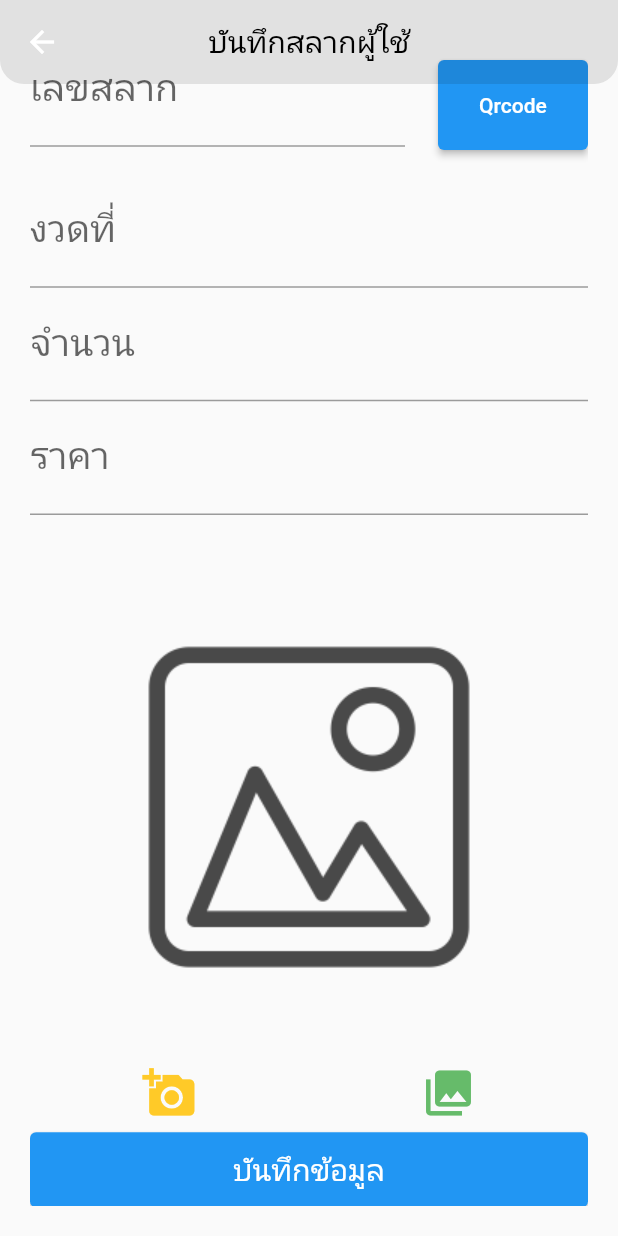
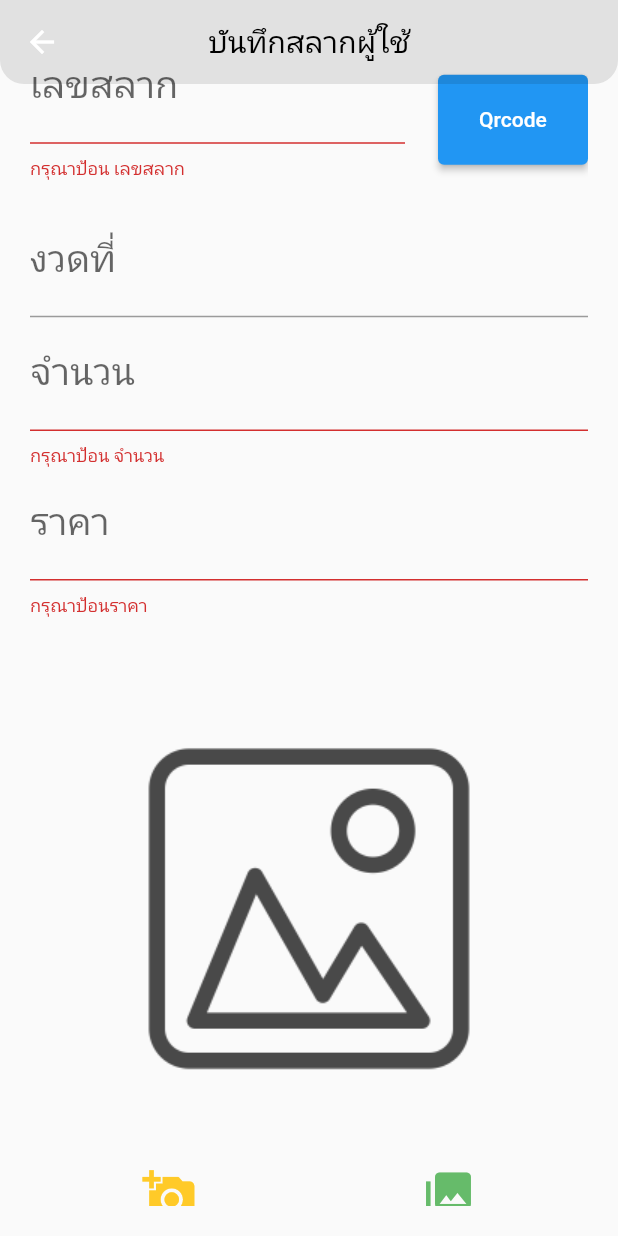
Before and after one commit to yosaphon/flutter, a Flutter app: the Formshowlotto screen opened directly, scrolled down 60 dp, after a tap on "บันทึกข้อมูล", on a phone screen of 412 x 824 dp. Run offline on Flutter 3.47's test engine with Material 2 defaults, Android fonts, the phone set to English and light mode, and no system bars; our stand-ins replace auth_buttons, cached_network_image, carousel_slider, cloud_firestore, firebase_auth, firebase_core and 7 more; missing offline and left inert: flutter_automation, flutter_facebook_login, footer, qr_code_scanner; accounts and stored records are empty.

Commit message:
apex อ่าๆๆ

```diff
--- a/lib/screen/display_userlotto.dart
+++ b/lib/screen/display_userlotto.dart
@@ -93,12 +93,13 @@ class UserprofileLottery extends StatelessWidget {
             children: snapshot.data.docs.map((document) {
               return Card(
                 child: ListTile(
-                  // tileColor: Colors.cyan[100],
-                  leading: Image.network(
+                  tileColor: Colors.cyan[100],
+                  leading: document['imageurl'] != null ? Image.network(
                     document["imageurl"],
                     width: 100,
                     fit: BoxFit.fitWidth,
-                  ), //ต้องแก้เป็นรูปที่บันทึก ตอนนี้เอามาแสดงไว้ก่อน
+                  ) : Image.asset('asset/gallery-187-902099.png',width: 100,
+                    fit: BoxFit.fitWidth,), //ต้องแก้เป็นรูปที่บันทึก ตอนนี้เอามาแสดงไว้ก่อน
                   title: Text(document["number"]),
                   subtitle: Text("จำนวน " +
                       document["amount"] +
@@ -111,6 +112,7 @@ class UserprofileLottery extends StatelessWidget {
                       Icons.check_circle,
                       color: Colors.green,
                     ),
+                    onPressed: (){},
                   ),
                   onTap: () async {
                     //กดเพื่อดูรายละเอียด
--- a/lib/screen/formshowlotto.dart
+++ b/lib/screen/formshowlotto.dart
@@ -1,3 +1,4 @@
+import 'dart:async';
 import 'dart:io';
 import 'dart:math';
 
@@ -7,6 +8,8 @@ import 'package:firebase_core/firebase_core.dart';
 import 'package:firebase_storage/firebase_storage.dart' as firebase_storage;
 import 'package:flutter/material.dart';
 import 'package:flutter/services.dart';
+import 'package:google_maps_flutter/google_maps_flutter.dart';
+import 'package:flutter_automation/flutter_automation.dart';
 import 'package:form_field_validator/form_field_validator.dart';
 import 'package:image_picker/image_picker.dart';
 import 'package:lotto/model/userlottery.dart';
@@ -20,6 +23,7 @@ class Formshowlotto extends StatefulWidget {
 
 class _FormshowlottoState extends State<Formshowlotto> {
   final formKey = GlobalKey<FormState>();
+  Completer<GoogleMapController> _controller = Completer();
   // File file;
   // final ImagePicker _picker = ImagePicker();
   var convertedImage;
@@ -72,10 +76,8 @@ class _FormshowlottoState extends State<Formshowlotto> {
     var uuid = Uuid().v4();
     firebase_storage.FirebaseStorage firebaseStorage =
         firebase_storage.FirebaseStorage.instance;
-    firebase_storage.Reference reference = firebase_storage
-        .FirebaseStorage.instance
-        .ref()
-        .child('userimg/$uuid');
+    firebase_storage.Reference reference =
+        firebase_storage.FirebaseStorage.instance.ref().child('userimg/$uuid');
     firebase_storage.UploadTask uploadTask = reference.putFile(_image);
     urlpiture = await (await uploadTask).ref.getDownloadURL();
     print('url = $urlpiture');
@@ -227,6 +229,19 @@ class _FormshowlottoState extends State<Formshowlotto> {
                             ],
                           ),
                         ),
+                        // Container(
+                        //     padding: EdgeInsets.all(20),
+                        //     width: 100,
+                        //     height: 100,
+                        //     child: GoogleMap(
+                        //       initialCameraPosition: CameraPosition(
+                        //         target: LatLng(24.142, -110.321),
+                        //         zoom: 15,
+                        //       ),
+                        //       onMapCreated: (GoogleMapController controller) {
+                        //         _controller.complete(controller);
+                        //       },
+                        //     )),
                         SizedBox(
                           height: 50,
                           width: double.infinity,
@@ -236,7 +251,10 @@ class _FormshowlottoState extends State<Formshowlotto> {
                               style: TextStyle(fontSize: 20),
                             ),
                             onPressed: () async {
-                              await UploadPicture();
+                              if(_image != null){
+                                await UploadPicture();
+                              }
+
                               if (formKey.currentState.validate()) {
                                 formKey.currentState.save();
                                 await _userltottery.add({
--- a/pubspec.yaml
+++ b/pubspec.yaml
@@ -51,7 +51,7 @@ dependencies:
   # google map
   geoflutterfire: ^3.0.1
   location: ^4.3.0
-
+  google_maps_flutter: ^2.0.6
 
   # firebase
   firebase_auth: ^1.4.1
```
Also changed, not shown: pubspec.lock, 1 other file.
